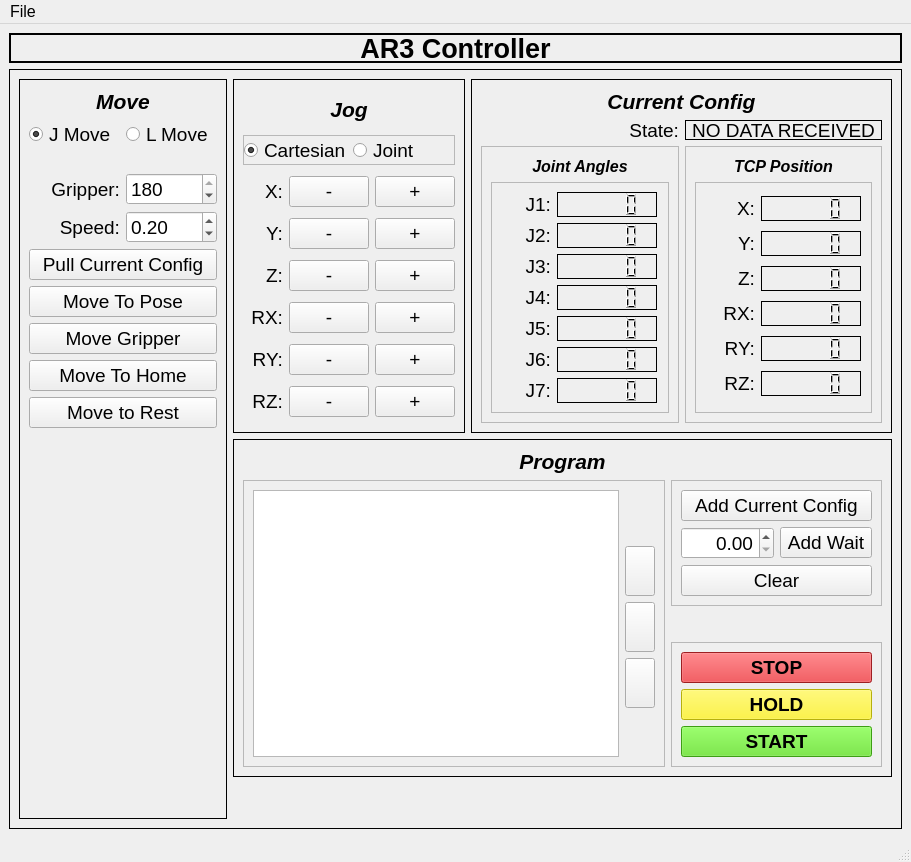
Qt form src/ar3/src/ar3/ui/ar3_controller.ui (kpdudek/Robotics) before a commit.
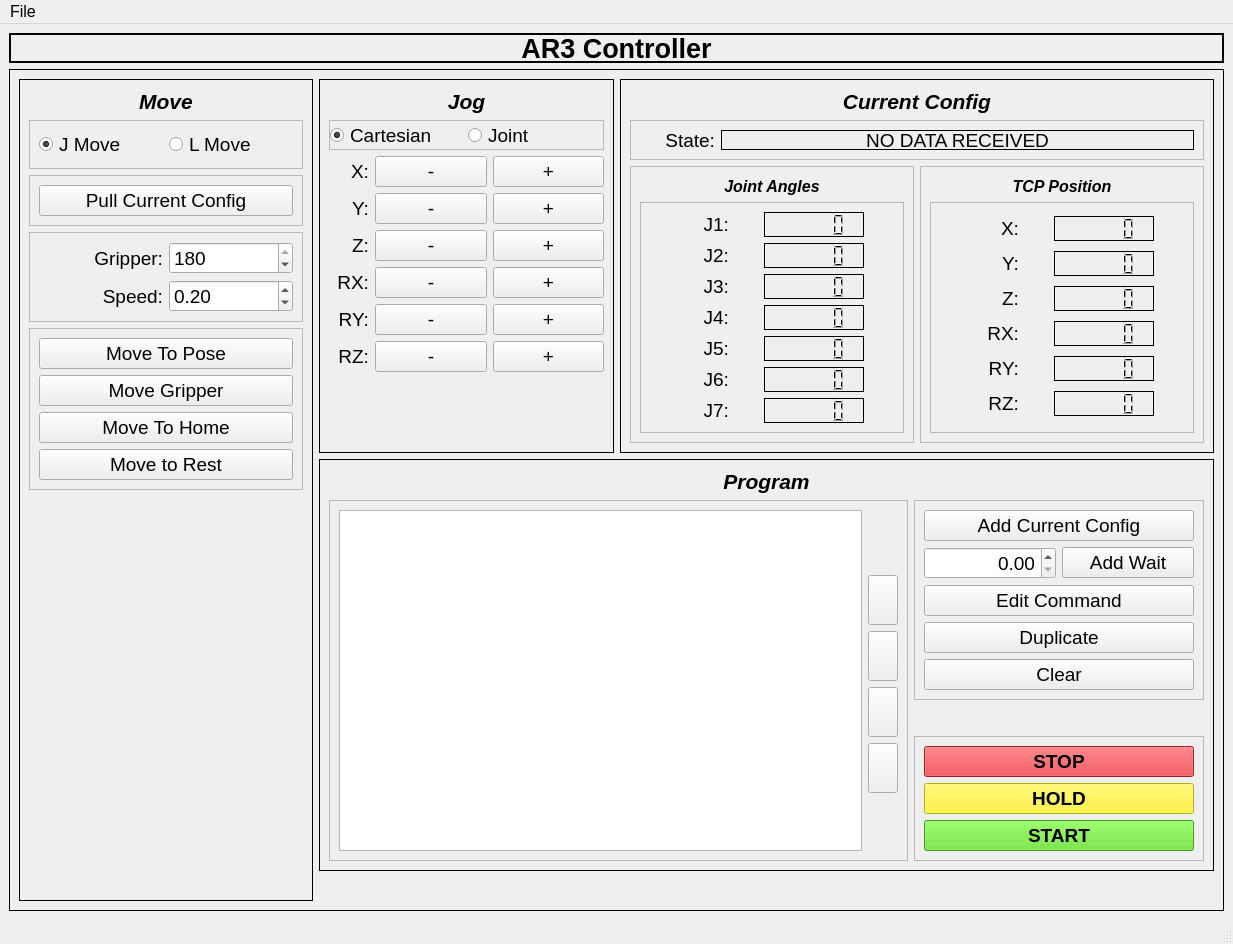
The same form after that commit. Icons and pictures are not drawn.

Diff of the .ui file:
```diff
--- a/src/ar3/src/ar3/ui/ar3_controller.ui
+++ b/src/ar3/src/ar3/ui/ar3_controller.ui
@@ -6,8 +6,8 @@
    <rect>
     <x>0</x>
     <y>0</y>
-    <width>911</width>
-    <height>839</height>
+    <width>1233</width>
+    <height>924</height>
    </rect>
   </property>
   <property name="font">
@@ -514,221 +514,8 @@
             </property>
            </widget>
           </item>
-         </layout>
-        </widget>
-       </item>
-       <item row="0" column="0" rowspan="9">
-        <widget class="QFrame" name="frame_7">
-         <property name="maximumSize">
-          <size>
-           <width>16777215</width>
-           <height>16777215</height>
-          </size>
-         </property>
-         <property name="frameShape">
-          <enum>QFrame::Box</enum>
-         </property>
-         <property name="frameShadow">
-          <enum>QFrame::Plain</enum>
-         </property>
-         <layout class="QGridLayout" name="gridLayout_7">
-          <item row="4" column="1">
-           <widget class="QSpinBox" name="gripper_angle_spinbox">
-            <property name="font">
-             <font>
-              <pointsize>14</pointsize>
-             </font>
-            </property>
-            <property name="maximum">
-             <number>180</number>
-            </property>
-            <property name="singleStep">
-             <number>15</number>
-            </property>
-            <property name="value">
-             <number>180</number>
-            </property>
-           </widget>
-          </item>
-          <item row="1" column="1">
-           <widget class="QRadioButton" name="pose_radiobutton">
-            <property name="font">
-             <font>
-              <pointsize>14</pointsize>
-             </font>
-            </property>
-            <property name="text">
-             <string>L Move</string>
-            </property>
-           </widget>
-          </item>
-          <item row="8" column="0" colspan="2">
-           <widget class="QPushButton" name="move_gripper_button">
-            <property name="palette">
-             <palette>
-              <active/>
-              <inactive/>
-              <disabled/>
-             </palette>
-            </property>
-            <property name="font">
-             <font>
-              <pointsize>14</pointsize>
-             </font>
-            </property>
-            <property name="text">
-             <string>Move Gripper</string>
-            </property>
-           </widget>
-          </item>
-          <item row="7" column="0" colspan="2">
-           <widget class="QPushButton" name="move_to_pose_button">
-            <property name="palette">
-             <palette>
-              <active/>
-              <inactive/>
-              <disabled/>
-             </palette>
-            </property>
-            <property name="font">
-             <font>
-              <pointsize>14</pointsize>
-             </font>
-            </property>
-            <property name="text">
-             <string>Move To Pose</string>
-            </property>
-           </widget>
-          </item>
-          <item row="10" column="0" colspan="2">
-           <widget class="QPushButton" name="move_to_rest_button">
-            <property name="palette">
-             <palette>
-              <active/>
-              <inactive/>
-              <disabled/>
-             </palette>
-            </property>
-            <property name="font">
-             <font>
-              <pointsize>14</pointsize>
-             </font>
-            </property>
-            <property name="text">
-             <string>Move to Rest</string>
-            </property>
-           </widget>
-          </item>
-          <item row="4" column="0">
-           <widget class="QLabel" name="label_12">
-            <property name="font">
-             <font>
-              <pointsize>14</pointsize>
-             </font>
-            </property>
-            <property name="text">
-             <string>Gripper:</string>
-            </property>
-            <property name="alignment">
-             <set>Qt::AlignRight|Qt::AlignTrailing|Qt::AlignVCenter</set>
-            </property>
-           </widget>
-          </item>
-          <item row="9" column="0" colspan="2">
-           <widget class="QPushButton" name="move_to_home_button">
-            <property name="palette">
-             <palette>
-              <active/>
-              <inactive/>
-              <disabled/>
-             </palette>
-            </property>
-            <property name="font">
-             <font>
-              <pointsize>14</pointsize>
-             </font>
-            </property>
-            <property name="text">
-             <string>Move To Home</string>
-            </property>
-           </widget>
-          </item>
-          <item row="1" column="0">
-           <widget class="QRadioButton" name="joint_radiobutton">
-            <property name="font">
-             <font>
-              <pointsize>14</pointsize>
-             </font>
-            </property>
-            <property name="text">
-             <string>J Move</string>
-            </property>
-            <property name="checked">
-             <bool>true</bool>
-            </property>
-           </widget>
-          </item>
-          <item row="6" column="0" colspan="2">
-           <widget class="QPushButton" name="pull_current_config_button">
-            <property name="palette">
-             <palette>
-              <active/>
-              <inactive/>
-              <disabled/>
-             </palette>
-            </property>
-            <property name="font">
-             <font>
-              <pointsize>14</pointsize>
-             </font>
-            </property>
-            <property name="text">
-             <string>Pull Current Config</string>
-            </property>
-           </widget>
-          </item>
-          <item row="0" column="0" colspan="2">
-           <widget class="QLabel" name="label_10">
-            <property name="maximumSize">
-             <size>
-              <width>16777215</width>
-              <height>30</height>
-             </size>
-            </property>
-            <property name="font">
-             <font>
-              <pointsize>16</pointsize>
-              <weight>75</weight>
-              <italic>true</italic>
-              <bold>true</bold>
-             </font>
-            </property>
-            <property name="text">
-             <string>Move</string>
-            </property>
-            <property name="alignment">
-             <set>Qt::AlignCenter</set>
-            </property>
-           </widget>
-          </item>
-          <item row="2" column="0" colspan="2">
-           <layout class="QGridLayout" name="jog_layout">
-            <property name="leftMargin">
-             <number>9</number>
-            </property>
-            <property name="topMargin">
-             <number>9</number>
-            </property>
-            <property name="rightMargin">
-             <number>9</number>
-            </property>
-            <property name="bottomMargin">
-             <number>9</number>
-            </property>
-           </layout>
-          </item>
-          <item row="11" column="0" colspan="2">
-           <spacer name="verticalSpacer">
+          <item row="8" column="0" colspan="3">
+           <spacer name="verticalSpacer_4">
             <property name="orientation">
              <enum>Qt::Vertical</enum>
             </property>
@@ -740,39 +527,6 @@
             </property>
            </spacer>
           </item>
-          <item row="5" column="0">
-           <widget class="QLabel" name="label_11">
-            <property name="font">
-             <font>
-              <pointsize>14</pointsize>
-             </font>
-            </property>
-            <property name="text">
-             <string>Speed:</string>
-            </property>
-            <property name="alignment">
-             <set>Qt::AlignRight|Qt::AlignTrailing|Qt::AlignVCenter</set>
-            </property>
-           </widget>
-          </item>
-          <item row="5" column="1">
-           <widget class="QDoubleSpinBox" name="speed_spinbox">
-            <property name="font">
-             <font>
-              <pointsize>14</pointsize>
-             </font>
-            </property>
-            <property name="maximum">
-             <double>1.000000000000000</double>
-            </property>
-            <property name="singleStep">
-             <double>0.100000000000000</double>
-            </property>
-            <property name="value">
-             <double>0.200000000000000</double>
-            </property>
-           </widget>
-          </item>
          </layout>
         </widget>
        </item>
@@ -791,7 +545,7 @@
           <enum>QFrame::Plain</enum>
          </property>
          <layout class="QGridLayout" name="gridLayout_10">
-          <item row="4" column="0">
+          <item row="5" column="0">
            <widget class="QFrame" name="frame">
             <property name="frameShape">
              <enum>QFrame::StyledPanel</enum>
@@ -1220,28 +974,7 @@
             </layout>
            </widget>
           </item>
-          <item row="3" column="0">
-           <widget class="QLabel" name="label_19">
-            <property name="maximumSize">
-             <size>
-              <width>16777215</width>
-              <height>20</height>
-             </size>
-            </property>
-            <property name="font">
-             <font>
-              <pointsize>14</pointsize>
-             </font>
-            </property>
-            <property name="text">
-             <string>State:</string>
-            </property>
-            <property name="alignment">
-             <set>Qt::AlignRight|Qt::AlignTrailing|Qt::AlignVCenter</set>
-            </property>
-           </widget>
-          </item>
-          <item row="4" column="1">
+          <item row="5" column="1">
            <widget class="QFrame" name="frame_5">
             <property name="frameShape">
              <enum>QFrame::StyledPanel</enum>
@@ -1595,28 +1328,64 @@
             </property>
            </widget>
           </item>
-          <item row="3" column="1">
-           <widget class="QLabel" name="state_label">
-            <property name="maximumSize">
-             <size>
-              <width>16777215</width>
-              <height>20</height>
-             </size>
-            </property>
-            <property name="font">
-             <font>
-              <pointsize>14</pointsize>
-             </font>
-            </property>
+          <item row="1" column="0" colspan="2">
+           <widget class="QFrame" name="frame_6">
             <property name="frameShape">
-             <enum>QFrame::Box</enum>
+             <enum>QFrame::StyledPanel</enum>
             </property>
-            <property name="text">
-             <string>NO DATA RECEIVED</string>
+            <property name="frameShadow">
+             <enum>QFrame::Raised</enum>
             </property>
-            <property name="alignment">
-             <set>Qt::AlignCenter</set>
-            </property>
+            <layout class="QHBoxLayout" name="horizontalLayout_2">
+             <item>
+              <widget class="QLabel" name="label_19">
+               <property name="maximumSize">
+                <size>
+                 <width>75</width>
+                 <height>20</height>
+                </size>
+               </property>
+               <property name="font">
+                <font>
+                 <pointsize>14</pointsize>
+                </font>
+               </property>
+               <property name="frameShadow">
+                <enum>QFrame::Plain</enum>
+               </property>
+               <property name="text">
+                <string>State:</string>
+               </property>
+               <property name="alignment">
+                <set>Qt::AlignRight|Qt::AlignTrailing|Qt::AlignVCenter</set>
+               </property>
+              </widget>
+             </item>
+             <item>
+              <widget class="QLabel" name="state_label">
+               <property name="maximumSize">
+                <size>
+                 <width>16777215</width>
+                 <height>20</height>
+                </size>
+               </property>
+               <property name="font">
+                <font>
+                 <pointsize>14</pointsize>
+                </font>
+               </property>
+               <property name="frameShape">
+                <enum>QFrame::Box</enum>
+               </property>
+               <property name="text">
+                <string>NO DATA RECEIVED</string>
+               </property>
+               <property name="alignment">
+                <set>Qt::AlignCenter</set>
+               </property>
+              </widget>
+             </item>
+            </layout>
            </widget>
           </item>
          </layout>
@@ -1696,7 +1465,7 @@
                </property>
               </widget>
              </item>
-             <item row="2" column="0" colspan="2">
+             <item row="4" column="0" colspan="2">
               <widget class="QPushButton" name="clear_queue_button">
                <property name="sizePolicy">
                 <sizepolicy hsizetype="Preferred" vsizetype="Fixed">
@@ -1746,6 +1515,30 @@
                </property>
               </widget>
              </item>
+             <item row="2" column="0" colspan="2">
+              <widget class="QPushButton" name="edit_command_button">
+               <property name="font">
+                <font>
+                 <pointsize>14</pointsize>
+                </font>
+               </property>
+               <property name="text">
+                <string>Edit Command</string>
+               </property>
+              </widget>
+             </item>
+             <item row="3" column="0" colspan="2">
+              <widget class="QPushButton" name="duplicate_command_button">
+               <property name="font">
+                <font>
+                 <pointsize>14</pointsize>
+                </font>
+               </property>
+               <property name="text">
+                <string>Duplicate</string>
+               </property>
+              </widget>
+             </item>
             </layout>
            </widget>
           </item>
@@ -1758,7 +1551,7 @@
              <enum>QFrame::Raised</enum>
             </property>
             <layout class="QGridLayout" name="gridLayout_14">
-             <item row="3" column="1">
+             <item row="4" column="1">
               <widget class="QPushButton" name="program_remove_button">
                <property name="sizePolicy">
                 <sizepolicy hsizetype="Preferred" vsizetype="Fixed">
@@ -1873,8 +1666,8 @@
                </property>
               </widget>
              </item>
-             <item row="4" column="1">
-              <spacer name="verticalSpacer_3">
+             <item row="0" column="1">
+              <spacer name="verticalSpacer_2">
                <property name="orientation">
                 <enum>Qt::Vertical</enum>
                </property>
@@ -1886,7 +1679,7 @@
                </property>
               </spacer>
              </item>
-             <item row="0" column="0" rowspan="5">
+             <item row="0" column="0" rowspan="6">
               <widget class="QListWidget" name="queue_list">
                <property name="sizePolicy">
                 <sizepolicy hsizetype="Preferred" vsizetype="Preferred">
@@ -1902,7 +1695,7 @@
                </property>
                <property name="font">
                 <font>
-                 <pointsize>10</pointsize>
+                 <pointsize>14</pointsize>
                 </font>
                </property>
                <property name="dragEnabled">
@@ -1916,6 +1709,42 @@
                </property>
               </widget>
              </item>
+             <item row="5" column="1">
+              <spacer name="verticalSpacer_3">
+               <property name="orientation">
+                <enum>Qt::Vertical</enum>
+               </property>
+               <property name="sizeHint" stdset="0">
+                <size>
+                 <width>20</width>
+                 <height>40</height>
+                </size>
+               </property>
+              </spacer>
+             </item>
+             <item row="3" column="1">
+              <widget class="QPushButton" name="edit_button">
+               <property name="minimumSize">
+                <size>
+                 <width>30</width>
+                 <height>50</height>
+                </size>
+               </property>
+               <property name="maximumSize">
+                <size>
+                 <width>30</width>
+                 <height>50</height>
+                </size>
+               </property>
+               <property name="text">
+                <string/>
+               </property>
+               <property name="icon">
+                <iconset>
+                 <normaloff>edit_icon.png</normaloff>edit_icon.png</iconset>
+               </property>
+              </widget>
+             </item>
             </layout>
            </widget>
           </item>
@@ -2012,6 +1841,313 @@
          </layout>
         </widget>
        </item>
+       <item row="0" column="0" rowspan="7">
+        <widget class="QFrame" name="frame_7">
+         <property name="maximumSize">
+          <size>
+           <width>16777215</width>
+           <height>16777215</height>
+          </size>
+         </property>
+         <property name="frameShape">
+          <enum>QFrame::Box</enum>
+         </property>
+         <property name="frameShadow">
+          <enum>QFrame::Plain</enum>
+         </property>
+         <layout class="QGridLayout" name="gridLayout_7">
+          <item row="0" column="0" colspan="2">
+           <widget class="QLabel" name="label_10">
+            <property name="maximumSize">
+             <size>
+              <width>16777215</width>
+              <height>30</height>
+             </size>
+            </property>
+            <property name="font">
+             <font>
+              <pointsize>16</pointsize>
+              <weight>75</weight>
+              <italic>true</italic>
+              <bold>true</bold>
+             </font>
+            </property>
+            <property name="text">
+             <string>Move</string>
+            </property>
+            <property name="alignment">
+             <set>Qt::AlignCenter</set>
+            </property>
+           </widget>
+          </item>
+          <item row="8" column="0" colspan="2">
+           <widget class="QFrame" name="frame_11">
+            <property name="frameShape">
+             <enum>QFrame::StyledPanel</enum>
+            </property>
+            <property name="frameShadow">
+             <enum>QFrame::Raised</enum>
+            </property>
+            <layout class="QGridLayout" name="gridLayout_9">
+             <item row="0" column="1">
+              <widget class="QSpinBox" name="gripper_angle_spinbox">
+               <property name="font">
+                <font>
+                 <pointsize>14</pointsize>
+                </font>
+               </property>
+               <property name="maximum">
+                <number>180</number>
+               </property>
+               <property name="singleStep">
+                <number>15</number>
+               </property>
+               <property name="value">
+                <number>180</number>
+               </property>
+              </widget>
+             </item>
+             <item row="0" column="0">
+              <widget class="QLabel" name="label_12">
+               <property name="font">
+                <font>
+                 <pointsize>14</pointsize>
+                </font>
+               </property>
+               <property name="text">
+                <string>Gripper:</string>
+               </property>
+               <property name="alignment">
+                <set>Qt::AlignRight|Qt::AlignTrailing|Qt::AlignVCenter</set>
+               </property>
+              </widget>
+             </item>
+             <item row="1" column="0">
+              <widget class="QLabel" name="label_11">
+               <property name="font">
+                <font>
+                 <pointsize>14</pointsize>
+                </font>
+               </property>
+               <property name="text">
+                <string>Speed:</string>
+               </property>
+               <property name="alignment">
+                <set>Qt::AlignRight|Qt::AlignTrailing|Qt::AlignVCenter</set>
+               </property>
+              </widget>
+             </item>
+             <item row="1" column="1">
+              <widget class="QDoubleSpinBox" name="speed_spinbox">
+               <property name="font">
+                <font>
+                 <pointsize>14</pointsize>
+                </font>
+               </property>
+               <property name="maximum">
+                <double>1.000000000000000</double>
+               </property>
+               <property name="singleStep">
+                <double>0.100000000000000</double>
+               </property>
+               <property name="value">
+                <double>0.200000000000000</double>
+               </property>
+              </widget>
+             </item>
+            </layout>
+           </widget>
+          </item>
+          <item row="2" column="0" colspan="2">
+           <widget class="QFrame" name="frame_8">
+            <property name="frameShape">
+             <enum>QFrame::StyledPanel</enum>
+            </property>
+            <property name="frameShadow">
+             <enum>QFrame::Raised</enum>
+            </property>
+            <layout class="QGridLayout" name="gridLayout_6">
+             <item row="0" column="0">
+              <widget class="QRadioButton" name="joint_radiobutton">
+               <property name="font">
+                <font>
+                 <pointsize>14</pointsize>
+                </font>
+               </property>
+               <property name="text">
+                <string>J Move</string>
+               </property>
+               <property name="checked">
+                <bool>true</bool>
+               </property>
+              </widget>
+             </item>
+             <item row="0" column="1">
+              <widget class="QRadioButton" name="pose_radiobutton">
+               <property name="font">
+                <font>
+                 <pointsize>14</pointsize>
+                </font>
+               </property>
+               <property name="text">
+                <string>L Move</string>
+               </property>
+              </widget>
+             </item>
+            </layout>
+           </widget>
+          </item>
+          <item row="14" column="0" colspan="2">
+           <spacer name="verticalSpacer">
+            <property name="orientation">
+             <enum>Qt::Vertical</enum>
+            </property>
+            <property name="sizeHint" stdset="0">
+             <size>
+              <width>20</width>
+              <height>40</height>
+             </size>
+            </property>
+           </spacer>
+          </item>
+          <item row="10" column="0" colspan="2">
+           <widget class="QFrame" name="frame_17">
+            <property name="frameShape">
+             <enum>QFrame::StyledPanel</enum>
+            </property>
+            <property name="frameShadow">
+             <enum>QFrame::Raised</enum>
+            </property>
+            <layout class="QGridLayout" name="gridLayout_11">
+             <item row="1" column="0">
+              <widget class="QPushButton" name="move_gripper_button">
+               <property name="palette">
+                <palette>
+                 <active/>
+                 <inactive/>
+                 <disabled/>
+                </palette>
+               </property>
+               <property name="font">
+                <font>
+                 <pointsize>14</pointsize>
+                </font>
+               </property>
+               <property name="text">
+                <string>Move Gripper</string>
+               </property>
+              </widget>
+             </item>
+             <item row="2" column="0">
+              <widget class="QPushButton" name="move_to_home_button">
+               <property name="palette">
+                <palette>
+                 <active/>
+                 <inactive/>
+                 <disabled/>
+                </palette>
+               </property>
+               <property name="font">
+                <font>
+                 <pointsize>14</pointsize>
+                </font>
+               </property>
+               <property name="text">
+                <string>Move To Home</string>
+               </property>
+              </widget>
+             </item>
+             <item row="0" column="0">
+              <widget class="QPushButton" name="move_to_pose_button">
+               <property name="palette">
+                <palette>
+                 <active/>
+                 <inactive/>
+                 <disabled/>
+                </palette>
+               </property>
+               <property name="font">
+                <font>
+                 <pointsize>14</pointsize>
+                </font>
+               </property>
+               <property name="text">
+                <string>Move To Pose</string>
+               </property>
+              </widget>
+             </item>
+             <item row="3" column="0">
+              <widget class="QPushButton" name="move_to_rest_button">
+               <property name="palette">
+                <palette>
+                 <active/>
+                 <inactive/>
+                 <disabled/>
+                </palette>
+               </property>
+               <property name="font">
+                <font>
+                 <pointsize>14</pointsize>
+                </font>
+               </property>
+               <property name="text">
+                <string>Move to Rest</string>
+               </property>
+              </widget>
+             </item>
+            </layout>
+           </widget>
+          </item>
+          <item row="5" column="0" colspan="2">
+           <widget class="QFrame" name="frame_18">
+            <property name="frameShape">
+             <enum>QFrame::StyledPanel</enum>
+            </property>
+            <property name="frameShadow">
+             <enum>QFrame::Raised</enum>
+            </property>
+            <layout class="QGridLayout" name="gridLayout_17">
+             <item row="1" column="0">
+              <widget class="QPushButton" name="pull_current_config_button">
+               <property name="palette">
+                <palette>
+                 <active/>
+                 <inactive/>
+                 <disabled/>
+                </palette>
+               </property>
+               <property name="font">
+                <font>
+                 <pointsize>14</pointsize>
+                </font>
+               </property>
+               <property name="text">
+                <string>Pull Current Config</string>
+               </property>
+              </widget>
+             </item>
+             <item row="0" column="0">
+              <layout class="QGridLayout" name="jog_layout">
+               <property name="leftMargin">
+                <number>0</number>
+               </property>
+               <property name="topMargin">
+                <number>0</number>
+               </property>
+               <property name="rightMargin">
+                <number>0</number>
+               </property>
+               <property name="bottomMargin">
+                <number>0</number>
+               </property>
+              </layout>
+             </item>
+            </layout>
+           </widget>
+          </item>
+         </layout>
+        </widget>
+       </item>
       </layout>
      </widget>
     </item>
@@ -2054,7 +2190,7 @@
     <rect>
      <x>0</x>
      <y>0</y>
-     <width>911</width>
+     <width>1233</width>
      <height>24</height>
     </rect>
    </property>
```
Left out of the diff: 13 changed lines with no effect on the pictures.
